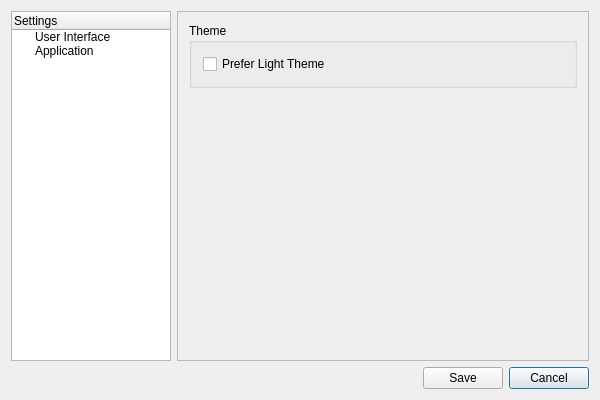
The window that NickvisionApplication/UI/Views/SettingsDialog.ui (NickvisionApps/Application) describes before a commit, drawn with Qt 5.
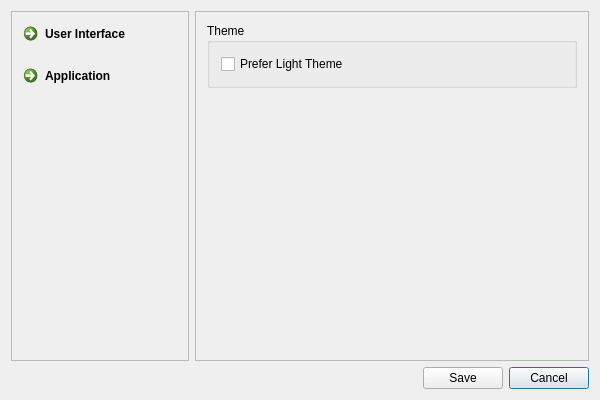
The same window after the commit. Icons and pictures are not drawn.

Commit message: Updated SettingsDialog Design

```diff
--- a/NickvisionApplication/UI/Views/SettingsDialog.ui
+++ b/NickvisionApplication/UI/Views/SettingsDialog.ui
@@ -17,37 +17,83 @@
    <item>
     <layout class="QHBoxLayout" name="layoutMain">
      <item>
-      <widget class="QTreeWidget" name="treeNav">
+      <widget class="QFrame" name="navBar">
        <property name="minimumSize">
         <size>
          <width>160</width>
          <height>0</height>
         </size>
        </property>
-       <property name="maximumSize">
-        <size>
-         <width>160</width>
-         <height>16777215</height>
-        </size>
+       <property name="frameShape">
+        <enum>QFrame::StyledPanel</enum>
        </property>
-       <property name="indentation">
-        <number>20</number>
+       <property name="frameShadow">
+        <enum>QFrame::Raised</enum>
        </property>
-       <column>
-        <property name="text">
-         <string>Settings</string>
+       <layout class="QVBoxLayout" name="verticalLayout_4">
+        <property name="leftMargin">
+         <number>4</number>
         </property>
-       </column>
-       <item>
-        <property name="text">
-         <string>User Interface</string>
+        <property name="topMargin">
+         <number>4</number>
         </property>
-       </item>
-       <item>
-        <property name="text">
-         <string>Application</string>
+        <property name="rightMargin">
+         <number>4</number>
         </property>
-       </item>
+        <property name="bottomMargin">
+         <number>4</number>
+        </property>
+        <item>
+         <widget class="QCommandLinkButton" name="navUserInterface">
+          <property name="text">
+           <string>User Interface</string>
+          </property>
+          <property name="icon">
+           <iconset resource="../../resources.qrc">
+            <normaloff>:/Resources/Interface.png</normaloff>:/Resources/Interface.png</iconset>
+          </property>
+          <property name="checkable">
+           <bool>true</bool>
+          </property>
+          <property name="autoDefault">
+           <bool>false</bool>
+          </property>
+          <property name="default">
+           <bool>false</bool>
+          </property>
+         </widget>
+        </item>
+        <item>
+         <widget class="QCommandLinkButton" name="navApplication">
+          <property name="text">
+           <string>Application</string>
+          </property>
+          <property name="icon">
+           <iconset resource="../../resources.qrc">
+            <normaloff>:/Resources/Edit.png</normaloff>:/Resources/Edit.png</iconset>
+          </property>
+          <property name="checkable">
+           <bool>true</bool>
+          </property>
+          <property name="autoDefault">
+           <bool>false</bool>
+          </property>
+         </widget>
+        </item>
+        <item>
+         <spacer name="verticalSpacer_2">
+          <property name="orientation">
+           <enum>Qt::Vertical</enum>
+          </property>
+          <property name="sizeHint" stdset="0">
+           <size>
+            <width>20</width>
+            <height>40</height>
+           </size>
+          </property>
+         </spacer>
+        </item>
+       </layout>
       </widget>
      </item>
      <item>
```
The commit also changes 5 other files.
